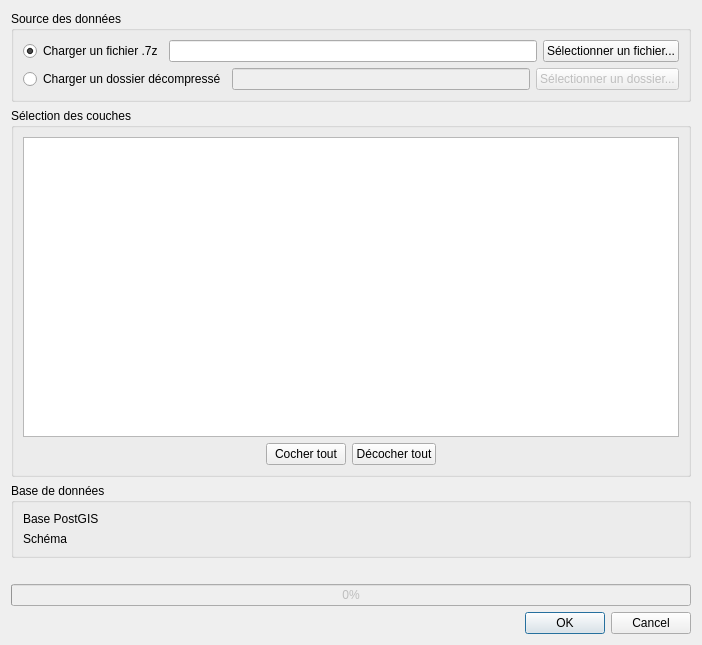
Qt form bdtopo_importer_dialog_base.ui (aroche/bdtopo_importer) before a commit.
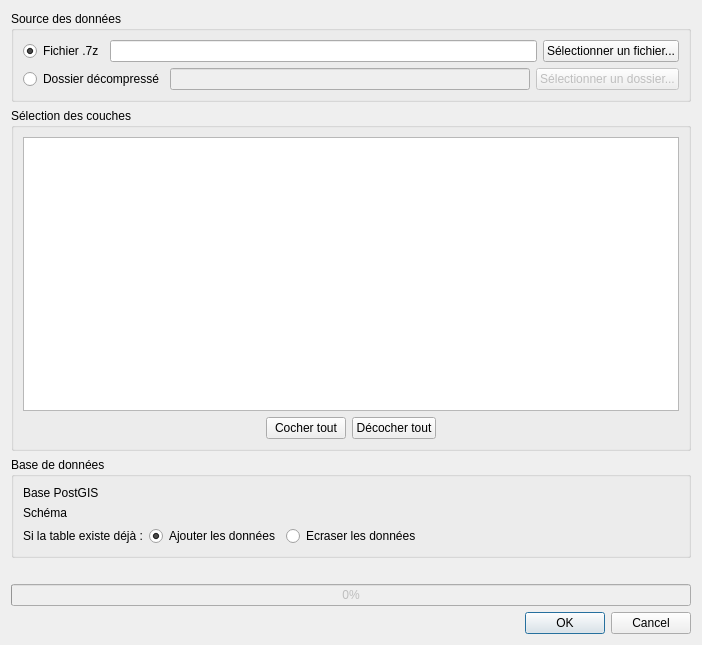
The same form after that commit.

Commit message: cose to append/overwrite

The edit to the form file:
```diff
--- a/bdtopo_importer_dialog_base.ui
+++ b/bdtopo_importer_dialog_base.ui
@@ -25,7 +25,7 @@
         <item>
          <widget class="QRadioButton" name="radio_file">
           <property name="text">
-           <string>Charger un fichier .7z</string>
+           <string>Fichier .7z</string>
           </property>
           <property name="checked">
            <bool>true</bool>
@@ -56,7 +56,7 @@
         <item>
          <widget class="QRadioButton" name="radio_folder">
           <property name="text">
-           <string>Charger un dossier décompressé</string>
+           <string>Dossier décompressé</string>
           </property>
           <property name="checked">
            <bool>false</bool>
@@ -173,6 +173,47 @@
         </item>
        </layout>
       </item>
+      <item>
+       <layout class="QHBoxLayout" name="horizontalLayout">
+        <item>
+         <widget class="QLabel" name="label_3">
+          <property name="text">
+           <string>Si la table existe déjà :</string>
+          </property>
+         </widget>
+        </item>
+        <item>
+         <widget class="QRadioButton" name="radioButton_append">
+          <property name="text">
+           <string>Ajouter les données</string>
+          </property>
+          <property name="checked">
+           <bool>true</bool>
+          </property>
+         </widget>
+        </item>
+        <item>
+         <widget class="QRadioButton" name="radioButton_overwrite">
+          <property name="text">
+           <string>Ecraser les données</string>
+          </property>
+         </widget>
+        </item>
+        <item>
+         <spacer name="horizontalSpacer_3">
+          <property name="orientation">
+           <enum>Qt::Horizontal</enum>
+          </property>
+          <property name="sizeHint" stdset="0">
+           <size>
+            <width>40</width>
+            <height>20</height>
+           </size>
+          </property>
+         </spacer>
+        </item>
+       </layout>
+      </item>
      </layout>
     </widget>
    </item>
```
The commit also changes 2 other files.
